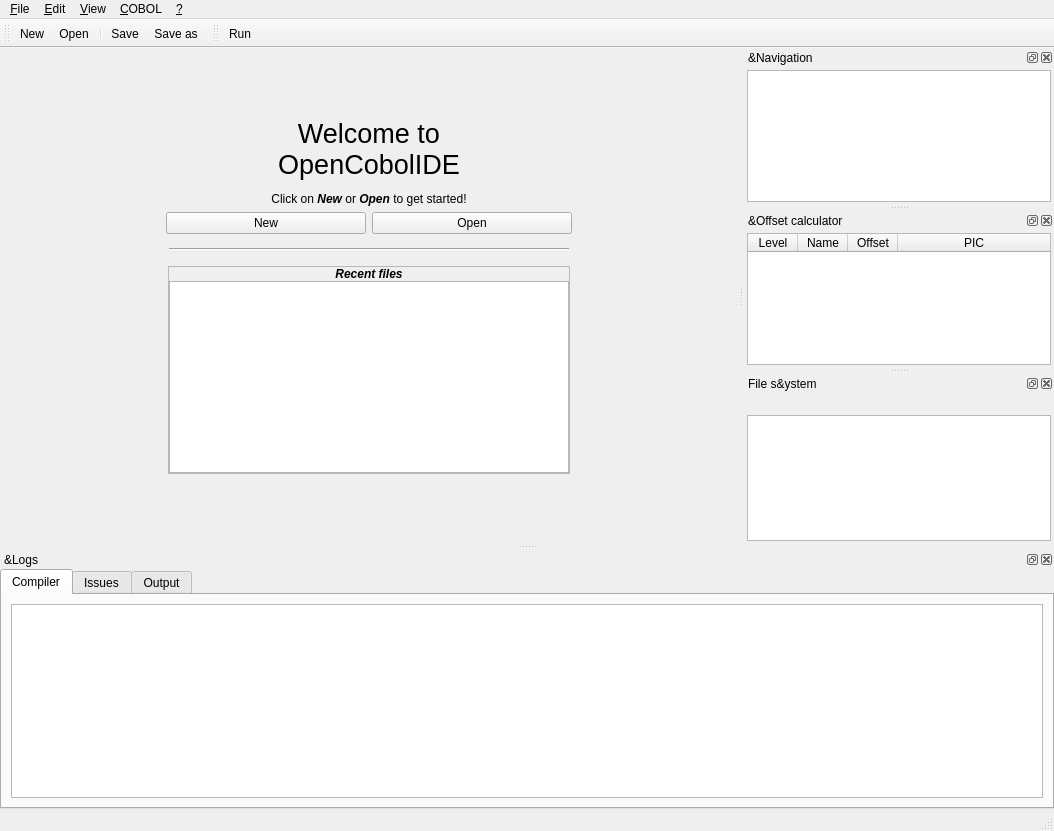
OpenCobolIDE/OpenCobolIDE, file forms/ide.ui: the form before one commit.
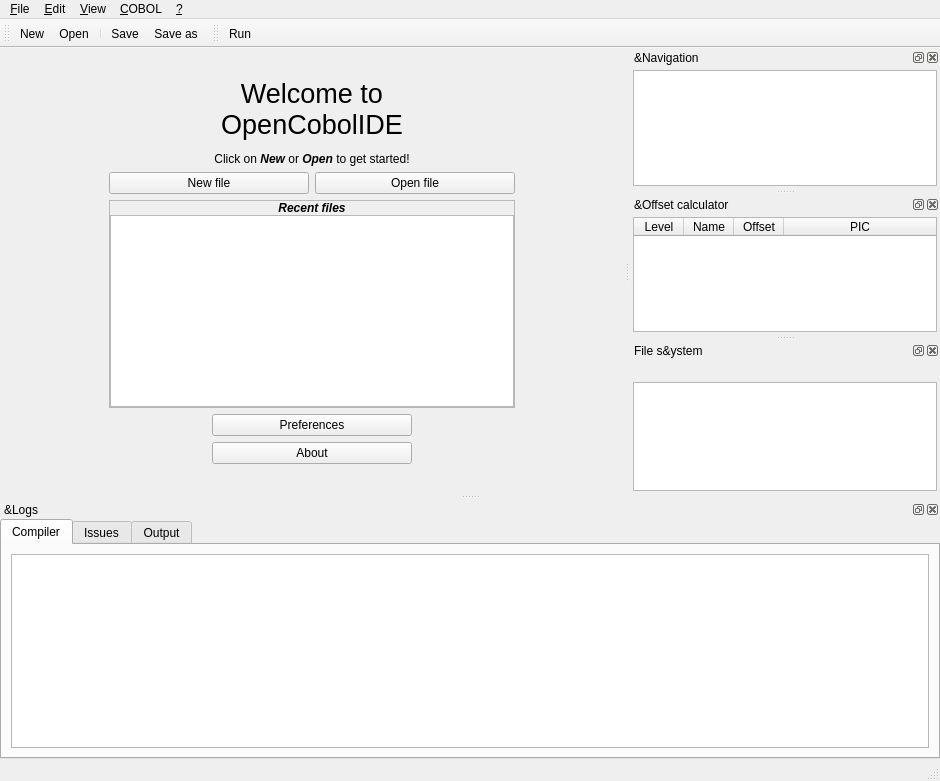
The form after the commit. Icons and pictures are not drawn. Custom widgets are drawn as their Qt base class.

Commit message:
Add buttons for preferences and about to the home page
Close #212

What changed in the file:
```diff
--- a/forms/ide.ui
+++ b/forms/ide.ui
@@ -6,8 +6,8 @@
    <rect>
     <x>0</x>
     <y>0</y>
-    <width>1054</width>
-    <height>831</height>
+    <width>940</width>
+    <height>781</height>
    </rect>
   </property>
   <property name="minimumSize">
@@ -173,7 +173,7 @@
                 <string>Create a new file</string>
                </property>
                <property name="text">
-                <string>New</string>
+                <string>New file</string>
                </property>
               </widget>
              </item>
@@ -195,7 +195,7 @@
                 <string notr="true"/>
                </property>
                <property name="text">
-                <string>Open</string>
+                <string>Open file</string>
                </property>
               </widget>
              </item>
@@ -214,58 +214,6 @@
              </item>
             </layout>
            </item>
-           <item>
-            <layout class="QHBoxLayout" name="horizontalLayout_9">
-             <property name="leftMargin">
-              <number>0</number>
-             </property>
-             <property name="topMargin">
-              <number>0</number>
-             </property>
-             <property name="rightMargin">
-              <number>0</number>
-             </property>
-             <item>
-              <spacer name="horizontalSpacer_15">
-               <property name="orientation">
-                <enum>Qt::Horizontal</enum>
-               </property>
-               <property name="sizeHint" stdset="0">
-                <size>
-                 <width>40</width>
-                 <height>20</height>
-                </size>
-               </property>
-              </spacer>
-             </item>
-             <item>
-              <widget class="Line" name="line_2">
-               <property name="minimumSize">
-                <size>
-                 <width>400</width>
-                 <height>0</height>
-                </size>
-               </property>
-               <property name="orientation">
-                <enum>Qt::Horizontal</enum>
-               </property>
-              </widget>
-             </item>
-             <item>
-              <spacer name="horizontalSpacer_16">
-               <property name="orientation">
-                <enum>Qt::Horizontal</enum>
-               </property>
-               <property name="sizeHint" stdset="0">
-                <size>
-                 <width>40</width>
-                 <height>20</height>
-                </size>
-               </property>
-              </spacer>
-             </item>
-            </layout>
-           </item>
            <item>
             <layout class="QHBoxLayout" name="horizontalLayout_5">
              <property name="leftMargin">
@@ -292,6 +240,18 @@
                  <verstretch>0</verstretch>
                 </sizepolicy>
                </property>
+               <property name="minimumSize">
+                <size>
+                 <width>406</width>
+                 <height>0</height>
+                </size>
+               </property>
+               <property name="maximumSize">
+                <size>
+                 <width>16777215</width>
+                 <height>16777215</height>
+                </size>
+               </property>
                <property name="frameShape">
                 <enum>QFrame::StyledPanel</enum>
                </property>
@@ -316,6 +276,12 @@
                 </property>
                 <item>
                  <widget class="QLabel" name="labelRecents">
+                  <property name="maximumSize">
+                   <size>
+                    <width>16777215</width>
+                    <height>16777215</height>
+                   </size>
+                  </property>
                   <property name="text">
                    <string>&lt;html&gt;&lt;head/&gt;&lt;body&gt;&lt;p align=&quot;center&quot;&gt;&lt;span style=&quot; font-weight:600; font-style:italic;&quot;&gt;Recent files&lt;/span&gt;&lt;/p&gt;&lt;/body&gt;&lt;/html&gt;</string>
                   </property>
@@ -329,6 +295,12 @@
                     <height>0</height>
                    </size>
                   </property>
+                  <property name="maximumSize">
+                   <size>
+                    <width>16777215</width>
+                    <height>16777215</height>
+                   </size>
+                  </property>
                   <property name="toolTip">
                    <string>Recent files</string>
                   </property>
@@ -355,6 +327,72 @@
              </item>
             </layout>
            </item>
+           <item>
+            <layout class="QHBoxLayout" name="horizontalLayout">
+             <property name="topMargin">
+              <number>0</number>
+             </property>
+             <item>
+              <spacer name="horizontalSpacer_3">
+               <property name="orientation">
+                <enum>Qt::Horizontal</enum>
+               </property>
+               <property name="sizeHint" stdset="0">
+                <size>
+                 <width>40</width>
+                 <height>20</height>
+                </size>
+               </property>
+              </spacer>
+             </item>
+             <item>
+              <layout class="QVBoxLayout" name="verticalLayout_7">
+               <property name="leftMargin">
+                <number>0</number>
+               </property>
+               <item>
+                <widget class="QPushButton" name="btPreferences">
+                 <property name="minimumSize">
+                  <size>
+                   <width>200</width>
+                   <height>0</height>
+                  </size>
+                 </property>
+                 <property name="text">
+                  <string>Preferences</string>
+                 </property>
+                </widget>
+               </item>
+               <item>
+                <widget class="QPushButton" name="btAbout">
+                 <property name="minimumSize">
+                  <size>
+                   <width>200</width>
+                   <height>0</height>
+                  </size>
+                 </property>
+                 <property name="text">
+                  <string>About</string>
+                 </property>
+                </widget>
+               </item>
+              </layout>
+             </item>
+             <item>
+              <spacer name="horizontalSpacer_2">
+               <property name="orientation">
+                <enum>Qt::Horizontal</enum>
+               </property>
+               <property name="sizeHint" stdset="0">
+                <size>
+                 <width>40</width>
+                 <height>20</height>
+                </size>
+               </property>
+              </spacer>
+             </item>
+            </layout>
+           </item>
            <item>
             <spacer name="verticalSpacer_2">
              <property name="orientation">
@@ -569,7 +607,7 @@
     <rect>
      <x>0</x>
      <y>0</y>
-     <width>1054</width>
+     <width>940</width>
      <height>30</height>
     </rect>
    </property>
@@ -1153,6 +1191,11 @@
   <zorder>dockWidgetNavPanel</zorder>
  </widget>
  <customwidgets>
+  <customwidget>
+   <class>RecentFilesListWidget</class>
+   <extends>QListWidget</extends>
+   <header>open_cobol_ide/view/widgets</header>
+  </customwidget>
   <customwidget>
    <class>InteractiveConsole</class>
    <extends>QTextEdit</extends>
@@ -1163,11 +1206,6 @@
    <extends>QTableWidget</extends>
    <header>pyqode.core.widgets</header>
   </customwidget>
-  <customwidget>
-   <class>RecentFilesListWidget</class>
-   <extends>QListWidget</extends>
-   <header>open_cobol_ide/view/widgets</header>
-  </customwidget>
   <customwidget>
    <class>TabWidget</class>
    <extends>QSplitter</extends>
```
The commit also changes 6 other files.
